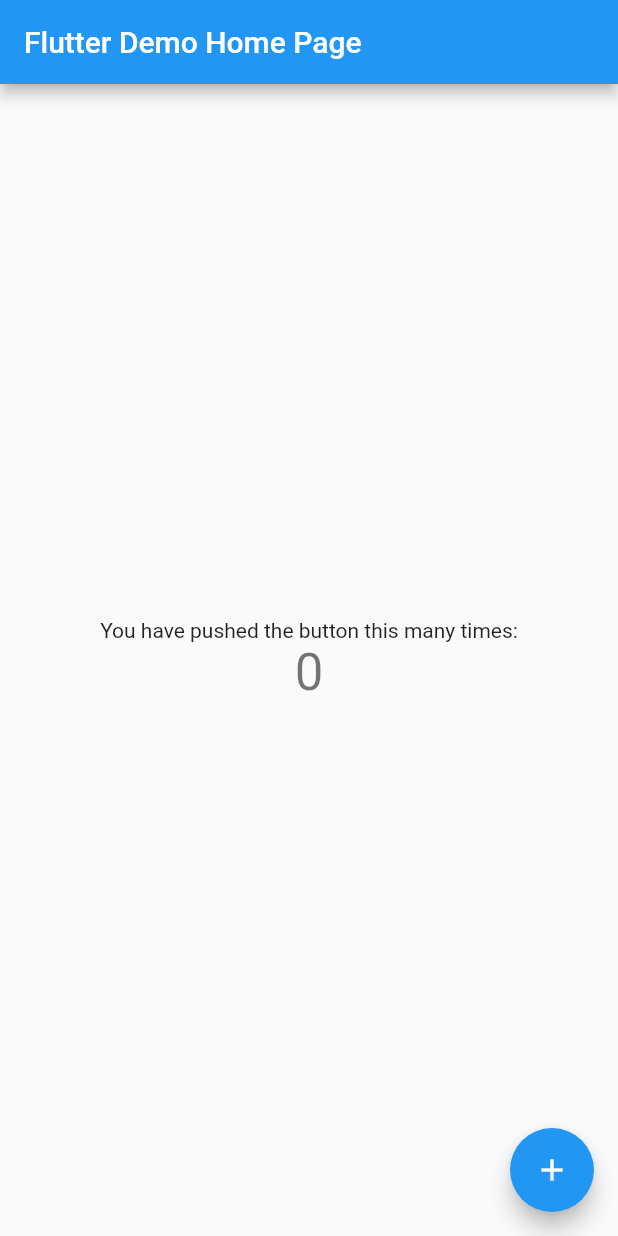
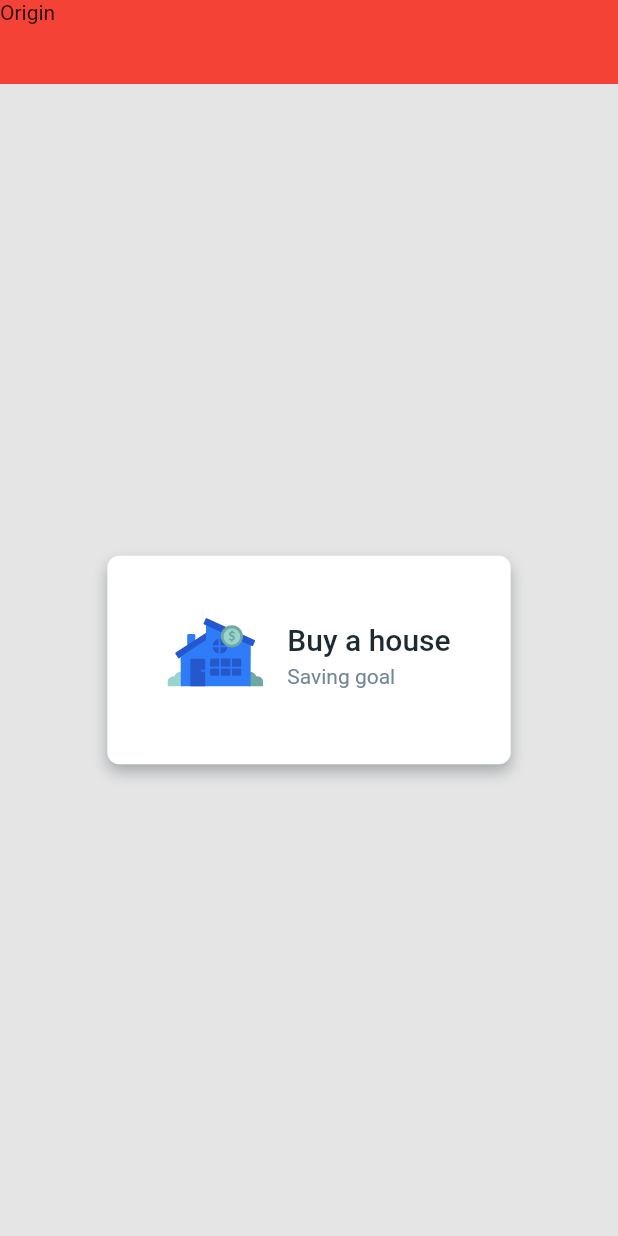
Before and after one commit to fernandamaiait/take-home-assignment, a Flutter app: the screen it shows after launch, on a phone screen of 412 x 824 dp. Run offline on Flutter 3.47's test engine with Material 2 defaults, Android fonts, the phone set to English and light mode, and no system bars; our stand-ins replace flutter_svg; Roboto replaces fonts that are missing (Rubik).

Commit message:
Add home components

```diff
--- a/lib/main.dart
+++ b/lib/main.dart
@@ -1,113 +1,20 @@
 import 'package:flutter/material.dart';
+import 'package:take_home_assignment/pages/home/home.dart';
 
 void main() {
-  runApp(MyApp());
+  runApp(App());
 }
 
-class MyApp extends StatelessWidget {
-  // This widget is the root of your application.
+class App extends StatelessWidget {
   @override
   Widget build(BuildContext context) {
     return MaterialApp(
-      title: 'Flutter Demo',
+      title: 'Origin',
       theme: ThemeData(
-        // This is the theme of your application.
-        //
-        // Try running your application with "flutter run". You'll see the
-        // application has a blue toolbar. Then, without quitting the app, try
-        // changing the primarySwatch below to Colors.green and then invoke
-        // "hot reload" (press "r" in the console where you ran "flutter run",
-        // or simply save your changes to "hot reload" in a Flutter IDE).
-        // Notice that the counter didn't reset back to zero; the application
-        // is not restarted.
         primarySwatch: Colors.blue,
       ),
-      home: MyHomePage(title: 'Flutter Demo Home Page'),
+      debugShowCheckedModeBanner: false,
+      home: Home(),
     );
   }
 }
-
-class MyHomePage extends StatefulWidget {
-  MyHomePage({Key? key, required this.title}) : super(key: key);
-
-  // This widget is the home page of your application. It is stateful, meaning
-  // that it has a State object (defined below) that contains fields that affect
-  // how it looks.
-
-  // This class is the configuration for the state. It holds the values (in this
-  // case the title) provided by the parent (in this case the App widget) and
-  // used by the build method of the State. Fields in a Widget subclass are
-  // always marked "final".
-
-  final String title;
-
-  @override
-  _MyHomePageState createState() => _MyHomePageState();
-}
-
-class _MyHomePageState extends State<MyHomePage> {
-  int _counter = 0;
-
-  void _incrementCounter() {
-    setState(() {
-      // This call to setState tells the Flutter framework that something has
-      // changed in this State, which causes it to rerun the build method below
-      // so that the display can reflect the updated values. If we changed
-      // _counter without calling setState(), then the build method would not be
-      // called again, and so nothing would appear to happen.
-      _counter++;
-    });
-  }
-
-  @override
-  Widget build(BuildContext context) {
-    // This method is rerun every time setState is called, for instance as done
-    // by the _incrementCounter method above.
-    //
-    // The Flutter framework has been optimized to make rerunning build methods
-    // fast, so that you can just rebuild anything that needs updating rather
-    // than having to individually change instances of widgets.
-    return Scaffold(
-      appBar: AppBar(
-        // Here we take the value from the MyHomePage object that was created by
-        // the App.build method, and use it to set our appbar title.
-        title: Text(widget.title),
-      ),
-      body: Center(
-        // Center is a layout widget. It takes a single child and positions it
-        // in the middle of the parent.
-        child: Column(
-          // Column is also a layout widget. It takes a list of children and
-          // arranges them vertically. By default, it sizes itself to fit its
-          // children horizontally, and tries to be as tall as its parent.
-          //
-          // Invoke "debug painting" (press "p" in the console, choose the
-          // "Toggle Debug Paint" action from the Flutter Inspector in Android
-          // Studio, or the "Toggle Debug Paint" command in Visual Studio Code)
-          // to see the wireframe for each widget.
-          //
-          // Column has various properties to control how it sizes itself and
-          // how it positions its children. Here we use mainAxisAlignment to
-          // center the children vertically; the main axis here is the vertical
-          // axis because Columns are vertical (the cross axis would be
-          // horizontal).
-          mainAxisAlignment: MainAxisAlignment.center,
-          children: <Widget>[
-            Text(
-              'You have pushed the button this many times:',
-            ),
-            Text(
-              '$_counter',
-              style: Theme.of(context).textTheme.headline4,
-            ),
-          ],
-        ),
-      ),
-      floatingActionButton: FloatingActionButton(
-        onPressed: _incrementCounter,
-        tooltip: 'Increment',
-        child: Icon(Icons.add),
-      ), // This trailing comma makes auto-formatting nicer for build methods.
-    );
-  }
-}
--- /dev/null
+++ b/lib/pages/home/components/header.dart
@@ -0,0 +1,44 @@
+import 'package:flutter/material.dart';
+import 'package:flutter_svg/svg.dart';
+import 'package:take_home_assignment/design_system/typography.dart';
+
+class Header extends StatelessWidget {
+  final String imagePath;
+  final String title;
+  final String subtitle;
+
+  const Header({
+    required this.imagePath,
+    required this.title,
+    required this.subtitle,
+    Key? key,
+  }) : super(key: key);
+
+  @override
+  Widget build(BuildContext context) {
+    return Row(
+      mainAxisSize: MainAxisSize.min,
+      children: [
+        SvgPicture.asset(
+          this.imagePath,
+          width: 64,
+          height: 64,
+        ),
+        SizedBox(width: 16),
+        Column(
+          crossAxisAlignment: CrossAxisAlignment.start,
+          children: [
+            Text(
+              title,
+              style: ThemeTypography.headingSmall(context),
+            ),
+            Text(
+              subtitle,
+              style: ThemeTypography.paragraph(context),
+            ),
+          ],
+        ),
+      ],
+    );
+  }
+}
--- /dev/null
+++ b/lib/pages/home/components/simulation_card.dart
@@ -0,0 +1,18 @@
+import 'package:flutter/material.dart';
+import 'package:take_home_assignment/design_system/components/custom_card.dart';
+import 'package:take_home_assignment/pages/home/components/header.dart';
+
+class SimulationCard extends StatelessWidget {
+  const SimulationCard({Key? key}) : super(key: key);
+
+  @override
+  Widget build(BuildContext context) {
+    return CustomCard(
+      child: Header(
+        imagePath: 'assets/buy_a_house.svg',
+        title: 'Buy a house',
+        subtitle: 'Saving goal',
+      ),
+    );
+  }
+}
--- /dev/null
+++ b/lib/pages/home/home.dart
@@ -0,0 +1,28 @@
+import 'package:flutter/material.dart';
+import 'package:take_home_assignment/design_system/theme_colors.dart';
+import 'package:take_home_assignment/design_system/components/navbar.dart';
+import 'package:take_home_assignment/pages/home/components/simulation_card.dart';
+
+class Home extends StatefulWidget {
+  const Home({Key? key}) : super(key: key);
+
+  @override
+  _HomeState createState() => _HomeState();
+}
+
+class _HomeState extends State<Home> {
+  @override
+  Widget build(BuildContext context) {
+    return Scaffold(
+      backgroundColor: ThemeColors.neutralGrey,
+      body: Column(
+        mainAxisAlignment: MainAxisAlignment.spaceBetween,
+        children: [
+          Navbar('Origin'),
+          SimulationCard(),
+          Container(),
+        ],
+      ),
+    );
+  }
+}
```
Also changed, not shown: pubspec.yaml (+4 -3 lines), pubspec.lock, 1 other file.
